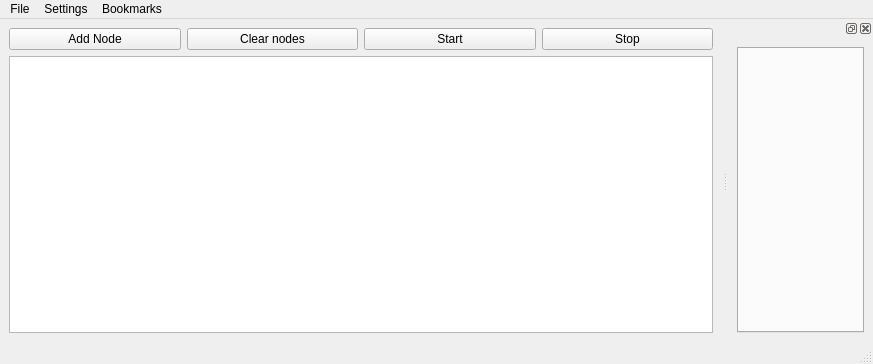
First picture: the form in EagleEye/UIs/mainwindow.ui, repository dtmoodie/EagleEye, before the edit.
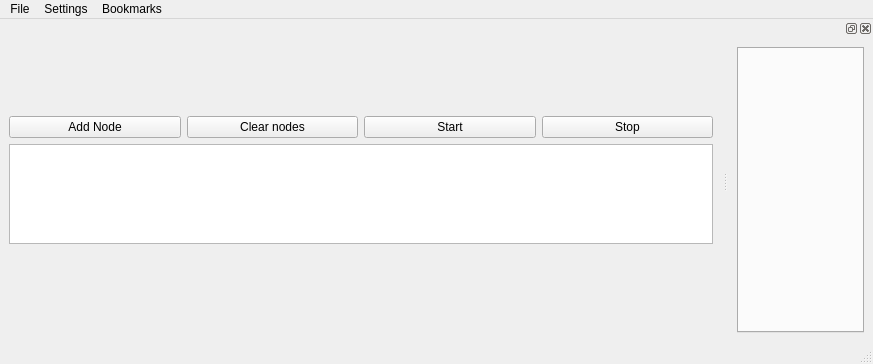
Second picture: the form after the edit.

Patch:
```diff
--- a/EagleEye/UIs/mainwindow.ui
+++ b/EagleEye/UIs/mainwindow.ui
@@ -62,7 +62,7 @@
         <property name="maximumSize">
          <size>
           <width>16777215</width>
-          <height>16777215</height>
+          <height>100</height>
          </size>
         </property>
        </widget>
```
Left out of the diff: 2 changed lines with no effect on the pictures.
